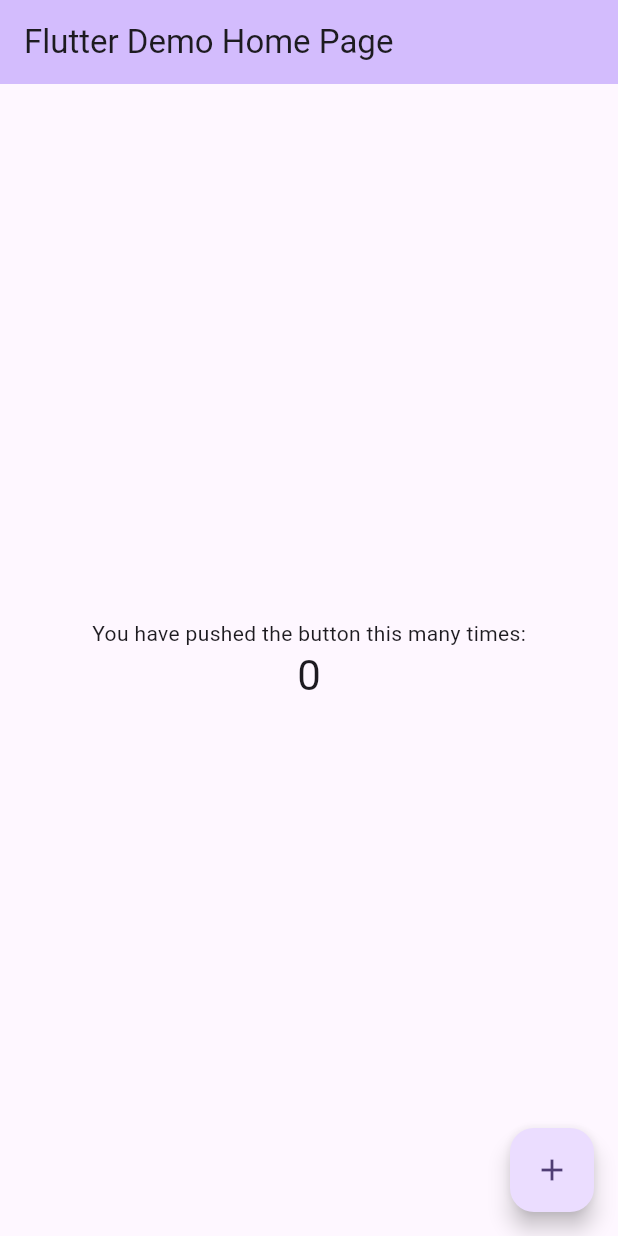
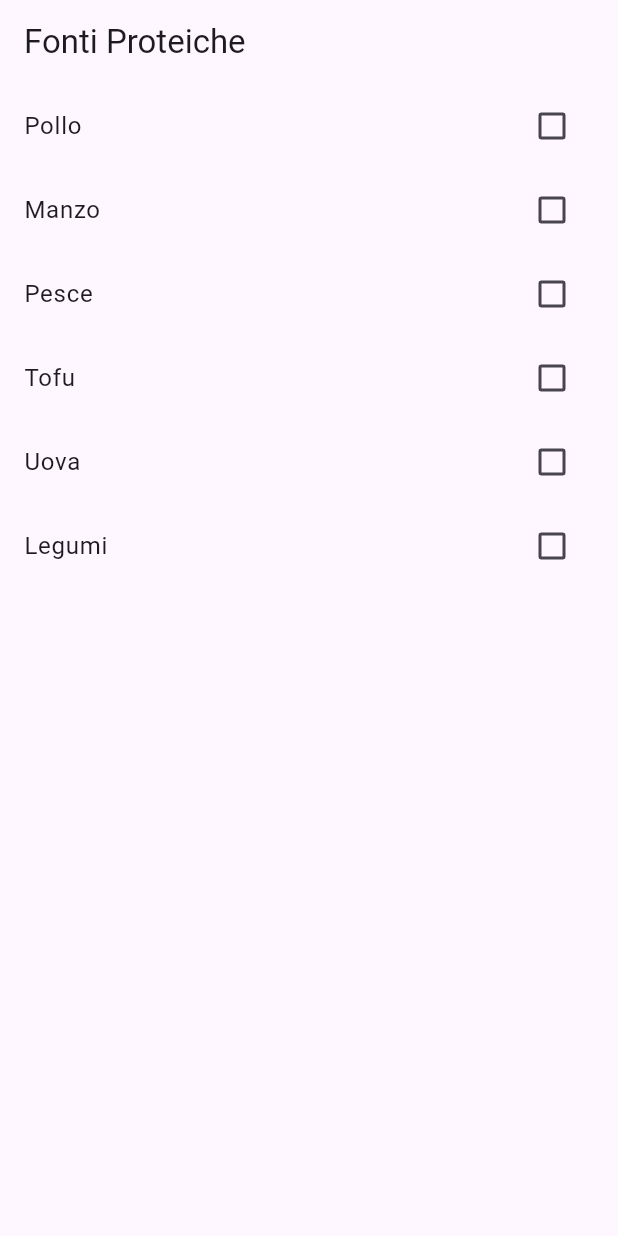
Before and after one commit to Mang00o/First_Flutter_App, a Flutter app: the screen it shows after launch, on a phone screen of 412 x 824 dp. Run offline on Flutter 3.47's test engine with Material 3 defaults, Android fonts, the phone set to English and light mode, and no system bars.

Commit message:
M Add checklist

```diff
--- a/lib/main.dart
+++ b/lib/main.dart
@@ -11,7 +11,7 @@ class MyApp extends StatelessWidget {
   @override
   Widget build(BuildContext context) {
     return MaterialApp(
-      title: 'Flutter Demo',
+      title: 'Diario Alimentare',
       theme: ThemeData(
         // This is the theme of your application.
         //
@@ -30,93 +30,60 @@ class MyApp extends StatelessWidget {
         // tested with just a hot reload.
         colorScheme: ColorScheme.fromSeed(seedColor: Colors.deepPurple),
       ),
-      home: const MyHomePage(title: 'Flutter Demo Home Page'),
+      home: ProteinSourcesScreen(),
     );
   }
 }
 
-class MyHomePage extends StatefulWidget {
-  const MyHomePage({super.key, required this.title});
-
-  // This widget is the home page of your application. It is stateful, meaning
-  // that it has a State object (defined below) that contains fields that affect
-  // how it looks.
-
-  // This class is the configuration for the state. It holds the values (in this
-  // case the title) provided by the parent (in this case the App widget) and
-  // used by the build method of the State. Fields in a Widget subclass are
-  // always marked "final".
-
-  final String title;
+class ProteinSourcesScreen extends StatefulWidget {
+  const ProteinSourcesScreen({super.key});
 
   @override
-  State<MyHomePage> createState() => _MyHomePageState();
+  ProteinSourcesScreenState createState() => ProteinSourcesScreenState();
 }
 
-class _MyHomePageState extends State<MyHomePage> {
-  int _counter = 0;
+class ProteinSourcesScreenState extends State<ProteinSourcesScreen> {
+  // Lista di fonti proteiche
+  final List<String> proteinSources = [
+    'Pollo',
+    'Manzo',
+    'Pesce',
+    'Tofu',
+    'Uova',
+    'Legumi',
+  ];
 
-  void _incrementCounter() {
-    setState(() {
-      // This call to setState tells the Flutter framework that something has
-      // changed in this State, which causes it to rerun the build method below
-      // so that the display can reflect the updated values. If we changed
-      // _counter without calling setState(), then the build method would not be
-      // called again, and so nothing would appear to happen.
-      _counter++;
-    });
+  // Stato di ciascuna checkbox
+  Map<String, bool> selectedSources = {};
+
+  @override
+  void initState() {
+    super.initState();
+    // Impostiamo tutte le checkbox come non selezionate
+    for (var source in proteinSources) {
+      selectedSources[source] = false;
+    }
   }
 
   @override
   Widget build(BuildContext context) {
-    // This method is rerun every time setState is called, for instance as done
-    // by the _incrementCounter method above.
-    //
-    // The Flutter framework has been optimized to make rerunning build methods
-    // fast, so that you can just rebuild anything that needs updating rather
-    // than having to individually change instances of widgets.
     return Scaffold(
       appBar: AppBar(
-        // TRY THIS: Try changing the color here to a specific color (to
-        // Colors.amber, perhaps?) and trigger a hot reload to see the AppBar
-        // change color while the other colors stay the same.
-        backgroundColor: Theme.of(context).colorScheme.inversePrimary,
-        // Here we take the value from the MyHomePage object that was created by
-        // the App.build method, and use it to set our appbar title.
-        title: Text(widget.title),
+        title: Text('Fonti Proteiche'),
       ),
-      body: Center(
-        // Center is a layout widget. It takes a single child and positions it
-        // in the middle of the parent.
-        child: Column(
-          // Column is also a layout widget. It takes a list of children and
-          // arranges them vertically. By default, it sizes itself to fit its
-          // children horizontally, and tries to be as tall as its parent.
-          //
-          // Column has various properties to control how it sizes itself and
-          // how it positions its children. Here we use mainAxisAlignment to
-          // center the children vertically; the main axis here is the vertical
-          // axis because Columns are vertical (the cross axis would be
-          // horizontal).
-          //
-          // TRY THIS: Invoke "debug painting" (choose the "Toggle Debug Paint"
-          // action in the IDE, or press "p" in the console), to see the
-          // wireframe for each widget.
-          mainAxisAlignment: MainAxisAlignment.center,
-          children: <Widget>[
-            const Text('You have pushed the button this many times:'),
-            Text(
-              '$_counter',
-              style: Theme.of(context).textTheme.headlineMedium,
-            ),
-          ],
-        ),
+      body: ListView(
+        children: proteinSources.map((source) {
+          return CheckboxListTile(
+            title: Text(source),
+            value: selectedSources[source],
+            onChanged: (bool? value) {
+              setState(() {
+                selectedSources[source] = value!;
+              });
+            },
+          );
+        }).toList(),
       ),
-      floatingActionButton: FloatingActionButton(
-        onPressed: _incrementCounter,
-        tooltip: 'Increment',
-        child: const Icon(Icons.add),
-      ), // This trailing comma makes auto-formatting nicer for build methods.
     );
   }
 }
```
